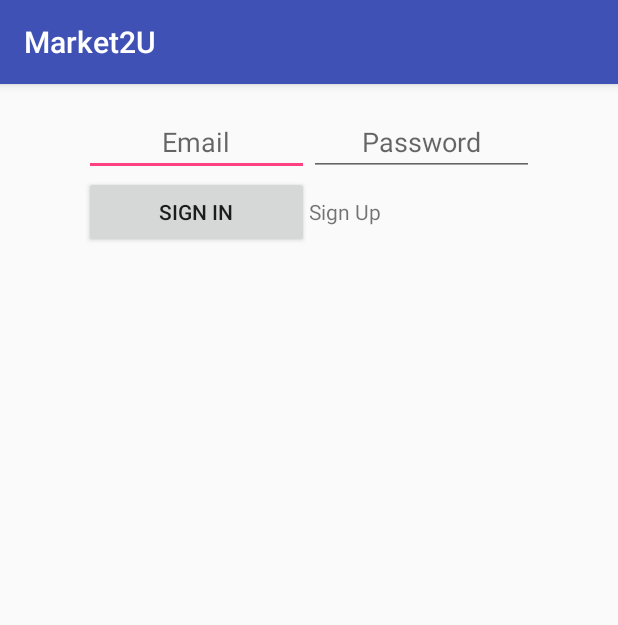
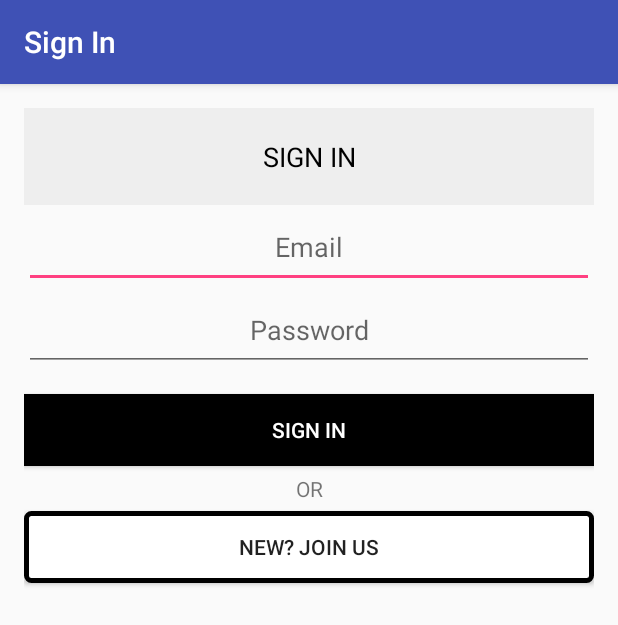
Before and after one commit to sh1ft15/MIM_Market2U, an Android app: the SignInActivity screen opened directly, with no data from a screen before it, on a phone screen of 412 x 824 dp. Shown: the top 625 px of the screen. Run offline under Robolectric (Android 15) with nearby library versions, the light colour scheme and no system bars.

Commit message:
Sign In/ Sign Up redesign.

```diff
--- a/app/src/main/java/com/example/yeong/market2u/MIM_Authentication/SignInActivity.java
+++ b/app/src/main/java/com/example/yeong/market2u/MIM_Authentication/SignInActivity.java
@@ -18,18 +18,19 @@ public class SignInActivity extends AppCompatActivity {
     private EditText mEmailField;
     private EditText mPasswordField;
     private Button mSignInButton;
-    private TextView mSignUpButton;
+    private Button mSignUpButton;
 
     @Override
     protected void onCreate(Bundle savedInstanceState) {
         super.onCreate(savedInstanceState);
         setContentView(R.layout.activity_sign_in);
+        setTitle("Sign In");
 
         // Views
         mEmailField = (EditText) findViewById(R.id.txtEmail);
         mPasswordField = (EditText) findViewById(R.id.txtPassword);
         mSignInButton = (Button) findViewById(R.id.btnSignIn);
-        mSignUpButton = (TextView) findViewById(R.id.TextViewSignUp);
+        mSignUpButton = (Button) findViewById(R.id.btnSignUp);
 
         // Click listeners
         mSignInButton.setOnClickListener(new View.OnClickListener() {
@@ -46,12 +47,12 @@ public class SignInActivity extends AppCompatActivity {
             }
         });
 
-        mSignInButton.setOnClickListener(new View.OnClickListener() {
-            @Override
-            public void onClick(View v) {
-
-            }
-        });
+//        mSignInButton.setOnClickListener(new View.OnClickListener() {
+//            @Override
+//            public void onClick(View v) {
+//
+//            }
+//        });
     }
 
 /*
--- a/app/src/main/java/com/example/yeong/market2u/MIM_Authentication/SignUpActivity.java
+++ b/app/src/main/java/com/example/yeong/market2u/MIM_Authentication/SignUpActivity.java
@@ -25,6 +25,7 @@ public class SignUpActivity extends AppCompatActivity {
     protected void onCreate(Bundle savedInstanceState) {
         super.onCreate(savedInstanceState);
         setContentView(R.layout.activity_sign_up);
+        setTitle("Sign Up");
 
         mEmailField = (EditText) findViewById(R.id.txtSignUpEmail);
         mPasswordField = (EditText) findViewById(R.id.txtSignUpPassword);
--- /dev/null
+++ b/app/src/main/res/drawable/btn_border.xml
@@ -0,0 +1,9 @@
+<?xml version="1.0" encoding="utf-8"?>
+<shape xmlns:android="http://schemas.android.com/apk/res/android"
+    android:shape="rectangle">
+    <gradient android:startColor="#FFFFFF"
+        android:endColor="#FFFFFF"
+        android:angle="270" />
+    <corners android:radius="3dp" />
+    <stroke android:width="5px" android:color="#000000" />
+</shape>
--- a/app/src/main/res/layout/activity_sign_in.xml
+++ b/app/src/main/res/layout/activity_sign_in.xml
@@ -1,66 +1,79 @@
 <?xml version="1.0" encoding="utf-8"?>
-<RelativeLayout xmlns:android="http://schemas.android.com/apk/res/android"
+<LinearLayout xmlns:android="http://schemas.android.com/apk/res/android"
     xmlns:tools="http://schemas.android.com/tools"
     android:layout_width="match_parent"
     android:layout_height="match_parent"
+    android:orientation="vertical"
     android:paddingBottom="@dimen/activity_vertical_margin"
     android:paddingLeft="@dimen/activity_horizontal_margin"
     android:paddingRight="@dimen/activity_horizontal_margin"
     android:paddingTop="@dimen/activity_vertical_margin"
     tools:context="com.example.yeong.market2u.MIM_Authentication.SignInActivity">
 
+    <TextView
+        android:id="@+id/textView10"
+        android:layout_width="match_parent"
+        android:layout_height="wrap_content"
+        android:background="@color/item_grey"
+        android:padding="20dp"
+        android:text="Sign In"
+        android:textAlignment="center"
+        android:textAllCaps="true"
+        android:textColor="@android:color/black"
+        android:textSize="18sp" />
 
-    <LinearLayout
-        android:id="@+id/layout_email_password"
-        android:layout_width="wrap_content"
-        android:layout_height="wrap_content"
-        android:layout_centerHorizontal="true"
-        android:orientation="horizontal">
 
     <EditText
         android:id="@+id/txtEmail"
-            android:layout_width="150dp"
+        android:layout_width="match_parent"
         android:layout_height="wrap_content"
         android:ellipsize="end"
         android:gravity="center_horizontal"
         android:hint="@string/hint_email"
+        android:padding="15dp"
         android:inputType="textEmailAddress"
         android:maxLines="1" />
 
     <EditText
         android:id="@+id/txtPassword"
-            android:layout_width="150dp"
+        android:layout_width="match_parent"
         android:layout_height="wrap_content"
         android:ellipsize="end"
         android:gravity="center_horizontal"
         android:hint="@string/hint_password"
+        android:padding="15dp"
         android:inputType="textPassword"
         android:maxLines="1" />
 
-    </LinearLayout>
-
-    <LinearLayout
-        android:id="@+id/layout_buttons"
-        android:layout_width="wrap_content"
-        android:layout_height="wrap_content"
-        android:layout_below="@+id/layout_email_password"
-        android:layout_centerHorizontal="true"
-        android:orientation="horizontal">
-
     <Button
         android:id="@+id/btnSignIn"
-            android:layout_width="150dp"
+        android:layout_width="match_parent"
         android:layout_height="wrap_content"
-            android:text="@string/sign_in" />
+        android:background="@android:color/black"
+        android:text="@string/sign_in"
+        android:layout_marginTop="15dp"
+        android:textColor="@color/white" />
+
 
 
     <TextView
-            android:id="@+id/TextViewSignUp"
-            android:layout_width="150dp"
+        android:id="@+id/textView5"
+        android:layout_width="match_parent"
         android:layout_height="wrap_content"
-            android:text="@string/sign_up" />
+        android:layout_centerHorizontal="true"
+        android:paddingBottom="5dp"
+        android:paddingTop="5dp"
+        android:text="OR"
+        android:textAlignment="center" />
 
-    </LinearLayout>
+
+
+    <Button
+        android:id="@+id/btnSignUp"
+        android:layout_width="match_parent"
+        android:layout_height="wrap_content"
+        android:background="@drawable/btn_border"
+        android:text="NEW? JOIN US" />
 
     <TextView
         android:id="@+id/ToDisplay"
@@ -71,4 +84,4 @@
         android:layout_marginStart="65dp"
         android:layout_marginTop="163dp" />
 
-</RelativeLayout>
+</LinearLayout>
--- a/app/src/main/res/values/colors.xml
+++ b/app/src/main/res/values/colors.xml
@@ -4,7 +4,7 @@
     <color name="colorPrimaryDark">#303F9F</color>
     <color name="colorAccent">#FF4081</color>
 
-    <color name="white">#FFFFFF</color>
+    <color name="white">#ffffff</color>
 
     <color name="background_grey">#f2f2f2</color>
     <color name="line_lighter_grey">#dedede</color>
```
Also changed, not shown: app/src/main/res/layout/activity_sign_up.xml (+32 -36 lines). Lines whose indentation alone changed are shown as unchanged.
